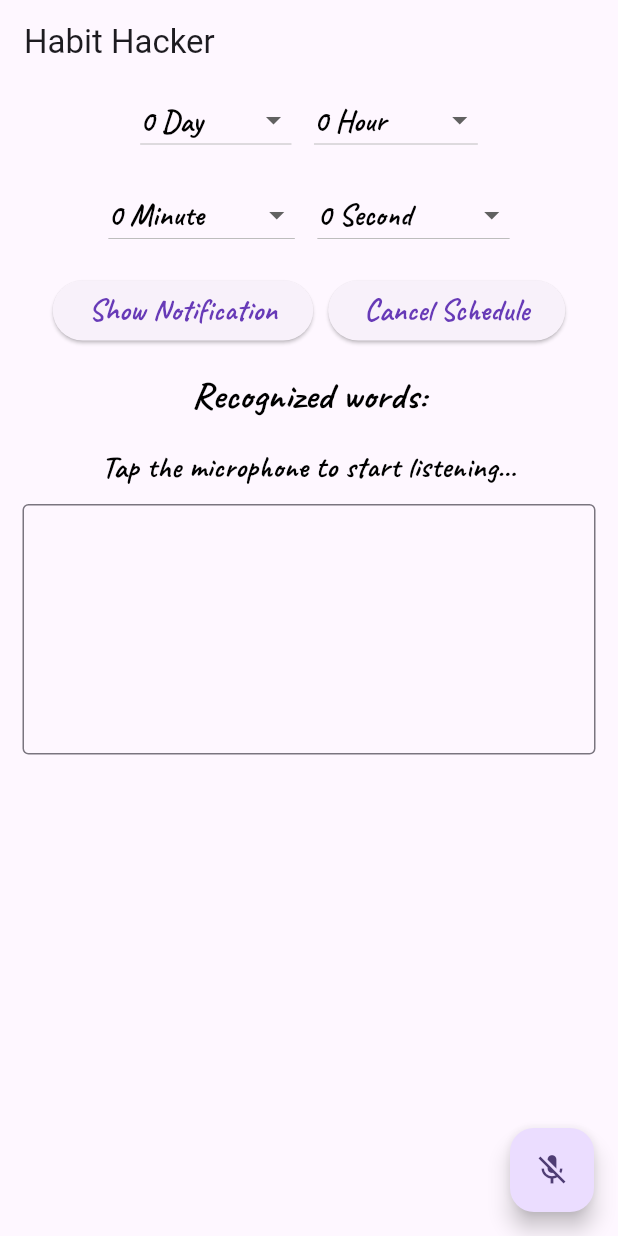
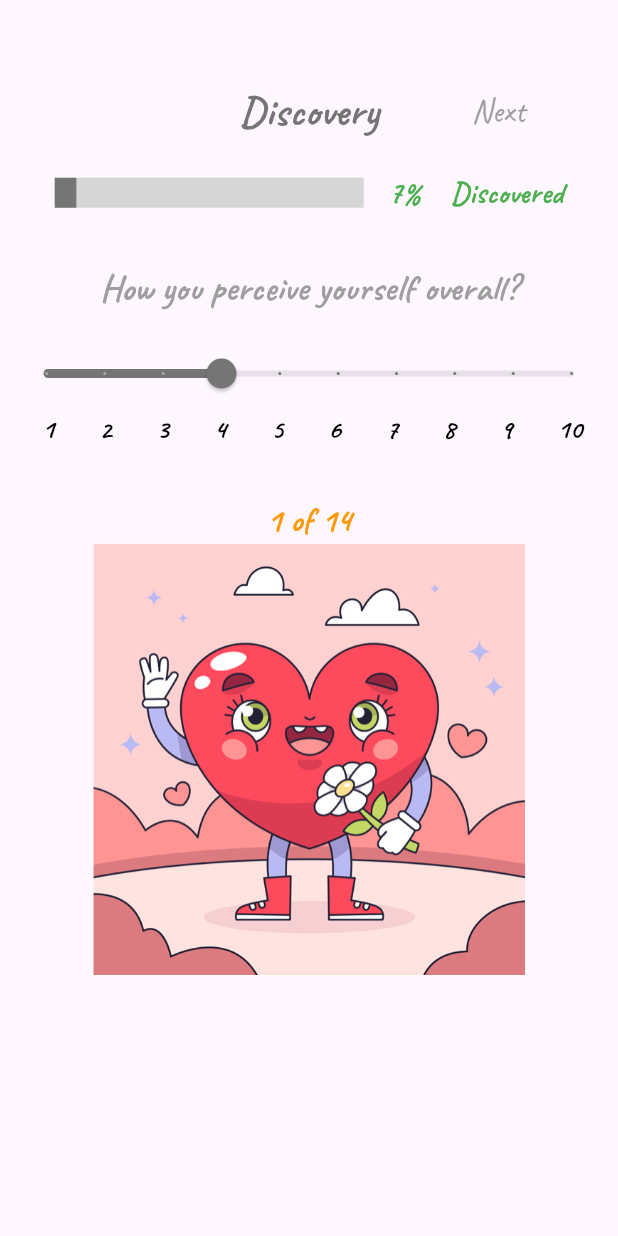
Before and after one commit to Arkar-Achiversprofile/habit_hacker_testing_project, a Flutter app: the screen it shows after launch, on a phone screen of 412 x 824 dp. Run offline on Flutter 3.47's test engine with Material 3 defaults, Android fonts, the phone set to English and light mode, and no system bars; our stand-ins replace flutter_local_notifications, google_fonts, speech_to_text, sqflite, timezone; accounts and stored records are empty.

Commit message:
database created and discovery page 1

```diff
--- /dev/null
+++ b/lib/components/color.dart
@@ -0,0 +1,8 @@
+import 'package:flutter/material.dart';
+
+class MyColor {
+  Color? colorGrey = Colors.grey[600];
+  Color? colorGrey1 = Colors.grey;
+  Color? colorOrange = Colors.orange;
+  Color? colorGreen = Colors.green;
+}
--- a/lib/components/custom_text.dart
+++ b/lib/components/custom_text.dart
@@ -4,7 +4,7 @@ import 'package:google_fonts/google_fonts.dart';
 class CustomText extends StatelessWidget {
   final String text;
   final double fontSize;
-  final Color color;
+  final Color? color;
   final FontWeight fontWeight;
   final TextAlign textAlign;
 
--- /dev/null
+++ b/lib/discovery_page.dart
@@ -0,0 +1,146 @@
+import 'package:flutter/material.dart';
+import 'package:habit_hacker_testing_project/components/color.dart';
+import 'package:habit_hacker_testing_project/components/custom_text.dart';
+
+class DiscoveryPage extends StatefulWidget {
+  const DiscoveryPage({super.key});
+
+  @override
+  State<DiscoveryPage> createState() => _MyDiscoveryPageState();
+}
+
+class _MyDiscoveryPageState extends State<DiscoveryPage> {
+  double _sliderValue = 4;
+  List<int> numbers = [1, 2, 3, 4, 5, 6, 7, 8, 9, 10];
+
+  @override
+  Widget build(BuildContext context) {
+    double screenWidth = MediaQuery.of(context).size.width;
+    double progressBarWidth = screenWidth * 0.5;
+    double imageWidth = screenWidth * 0.7;
+    double imageHeight = screenWidth * 0.7;
+    return Scaffold(
+      body: Center(
+        child: Column(
+          // mainAxisAlignment: MainAxisAlignment.center,
+          children: <Widget>[
+            const SizedBox(height: 50),
+            Row(
+              mainAxisAlignment: MainAxisAlignment.spaceEvenly,
+              children: [
+                TextButton(
+                    onPressed: null,
+                    child: CustomText(
+                      text: "",
+                      color: MyColor().colorGrey1,
+                    )),
+                CustomText(
+                  text: 'Discovery',
+                  fontSize: 28,
+                  fontWeight: FontWeight.bold,
+                  color: MyColor().colorGrey,
+                ),
+                TextButton(
+                    onPressed: null,
+                    child: CustomText(
+                      text: "Next",
+                      color: MyColor().colorGrey1,
+                      fontSize: 22,
+                    ))
+              ],
+            ),
+            const SizedBox(height: 16),
+
+            // Progress Bar
+            Container(
+              margin: const EdgeInsets.fromLTRB(20, 0, 20, 0),
+              child: Row(
+                mainAxisAlignment: MainAxisAlignment.spaceEvenly,
+                children: [
+                  Container(
+                    width: progressBarWidth,
+                    child: LinearProgressIndicator(
+                      value: 0.07,
+                      backgroundColor: Colors.grey[350], // Customize
+                      minHeight: 20,
+                      valueColor:
+                          AlwaysStoppedAnimation<Color>(MyColor().colorGrey!),
+                    ),
+                  ),
+                  Row(
+                    mainAxisAlignment: MainAxisAlignment.spaceAround,
+                    children: [
+                      CustomText(
+                        text: '7%',
+                        color: MyColor().colorGreen,
+                        fontWeight: FontWeight.bold,
+                      ),
+                      const SizedBox(width: 20),
+                      CustomText(
+                        text: 'Discovered',
+                        color: MyColor().colorGreen,
+                        fontWeight: FontWeight.bold,
+                      ),
+                    ],
+                  ),
+                ],
+              ),
+            ),
+
+            const SizedBox(height: 32),
+            CustomText(
+              text: 'How you perceive yourself overall?',
+              fontSize: 24,
+              fontWeight: FontWeight.w700,
+              color: MyColor().colorGrey1,
+            ),
+            const SizedBox(height: 16),
+            Container(
+              padding: const EdgeInsets.fromLTRB(5, 0, 5, 0),
+              child: Column(
+                children: [
+                  Slider(
+                    value: _sliderValue,
+                    min: 1,
+                    max: 10,
+                    divisions: 9,
+                    thumbColor: MyColor().colorGrey,
+                    activeColor: MyColor().colorGrey,
+                    label: _sliderValue.round().toString(),
+                    onChanged: (double newValue) {
+                      setState(() {
+                        _sliderValue = newValue;
+                      });
+                    },
+                  ),
+                  Container(
+                    padding: const EdgeInsets.fromLTRB(8, 0, 4, 0),
+                    child: Row(
+                      mainAxisAlignment: MainAxisAlignment.spaceAround,
+                      children: numbers.map((number) {
+                        return CustomText(
+                          text: number.toString(),
+                          fontSize: 18,
+                          fontWeight: FontWeight.bold,
+                        );
+                      }).toList(),
+                    ),
+                  )
+                ],
+              ),
+            ),
+            // Slider
+            const SizedBox(height: 32),
+            CustomText(
+              text: "1 of 14",
+              color: MyColor().colorOrange,
+              fontSize: 22,
+              fontWeight: FontWeight.bold,
+            ),
+            Image.asset('assets/discovery1.png', width: imageWidth, height: imageHeight,)
+          ],
+        ),
+      ),
+    );
+  }
+}
--- a/lib/main.dart
+++ b/lib/main.dart
@@ -1,19 +1,19 @@
 import 'dart:async';
-import 'dart:developer';
 import 'dart:math';
 
 import 'package:flutter/material.dart';
 import 'package:google_fonts/google_fonts.dart';
 import 'package:habit_hacker_testing_project/components/custom_text.dart';
+import 'package:habit_hacker_testing_project/controller/open_database.dart';
+import 'package:habit_hacker_testing_project/discovery_page.dart';
 import 'package:habit_hacker_testing_project/notifications/notification_service.dart';
-import 'package:speech_to_text/speech_recognition_error.dart';
 import 'package:speech_to_text/speech_recognition_result.dart';
 import 'package:speech_to_text/speech_to_text.dart';
-import 'package:permission_handler/permission_handler.dart';
 import 'package:timezone/data/latest.dart' as tz;
 
 void main() async {
   WidgetsFlutterBinding.ensureInitialized();
+  await OpenDatabase.instance.database;
   await NotificationService.init();
   tz.initializeTimeZones();
   runApp(const MyApp());
@@ -26,7 +26,7 @@ class MyApp extends StatelessWidget {
   @override
   Widget build(BuildContext context) {
     return MaterialApp(
-      title: 'Flutter Demo',
+      title: 'Habit Hacker',
       theme: ThemeData(
         // This is the theme of your application.
         //
@@ -46,7 +46,8 @@ class MyApp extends StatelessWidget {
         colorScheme: ColorScheme.fromSeed(seedColor: Colors.deepPurple),
         useMaterial3: true,
       ),
-      home: const MyHomePage(title: 'Flutter Demo Home Page'),
+      // home: const MyHomePage(title: 'Habit Hacker'),
+      home: const DiscoveryPage(),
     );
   }
 }
@@ -206,13 +207,32 @@ class _MyHomePageState extends State<MyHomePage> {
     });
   }
 
-  // String recognizedWordsToShow(lastWords) {
-  //   var displayWords = _words;
-  //   displayWords = displayWords + lastWords;
-  //   setState(() {
-  //     _words = displayWords;
-  //   });
-  //   return displayWords;
+  // void onClickStudentInsert() async {
+  //   List<Student> student = [
+  //     const Student(studentName: "Aerie", studentAge: 24, classRoomID: 3),
+  //     const Student(studentName: "Angela", studentAge: 25, classRoomID: 1),
+  //     const Student(studentName: "John", studentAge: 26, classRoomID: 1),
+  //     const Student(studentName: "David", studentAge: 24, classRoomID: 2),
+  //     const Student(studentName: "Lily", studentAge: 23, classRoomID: 3),
+  //   ];
+  //   await StudentController.studentInsert(student);
+  // }
+
+  // void onClickStudentRetrieve() async {
+  //   print(await StudentController.studentDataByClassRoomId());
+  // }
+
+  // void onClickClassRoomInsert() async {
+  //   List<ClassRoom> classRooms = [
+  //     const ClassRoom(classRoomName: "Javascript"),
+  //     const ClassRoom(classRoomName: "Python"),
+  //     const ClassRoom(classRoomName: "C#")
+  //   ];
+  //   await ClassRoomController.classRoomInsert(classRooms);
+  // }
+
+  // void onClickClassRoomRetrieve() async {
+  //   print(await ClassRoomController.classRoomRetrieveAll());
   // }
 
   @override
@@ -315,8 +335,8 @@ class _MyHomePageState extends State<MyHomePage> {
               ],
             ),
             const SizedBox(height: 16),
-            Row(
-              mainAxisAlignment: MainAxisAlignment.center,
+            Column(
+              // mainAxisAlignment: MainAxisAlignment.center,
               children: [
                 ElevatedButton(
                   onPressed: () {
@@ -406,6 +426,46 @@ class _MyHomePageState extends State<MyHomePage> {
                 ],
               )),
             )),
+            // Row(
+            //   children: [
+            //     ElevatedButton(
+            //       onPressed: onClickStudentInsert,
+            //       child: const CustomText(
+            //         text: 'Create Student',
+            //         color: Colors.blue,
+            //         fontWeight: FontWeight.bold,
+            //       ),
+            //     ),
+            //     ElevatedButton(
+            //       onPressed: onClickStudentRetrieve,
+            //       child: const CustomText(
+            //         text: 'Retrieve Student',
+            //         color: Colors.green,
+            //         fontWeight: FontWeight.bold,
+            //       ),
+            //     )
+            //   ],
+            // ),
+            // Row(
+            //   children: [
+            //     ElevatedButton(
+            //       onPressed: onClickClassRoomInsert,
+            //       child: const CustomText(
+            //         text: 'Create Class',
+            //         color: Colors.blue,
+            //         fontWeight: FontWeight.bold,
+            //       ),
+            //     ),
+            //     ElevatedButton(
+            //       onPressed: onClickClassRoomRetrieve,
+            //       child: const CustomText(
+            //         text: 'Retrieve Class',
+            //         color: Colors.green,
+            //         fontWeight: FontWeight.bold,
+            //       ),
+            //     )
+            //   ],
+            // )
           ],
         ),
       ),
--- a/pubspec.yaml
+++ b/pubspec.yaml
@@ -69,6 +69,8 @@ flutter:
   # assets:
   #   - images/a_dot_burr.jpeg
   #   - images/a_dot_ham.jpeg
+  assets:
+    - assets/discovery1.png
 
   # An image asset can refer to one or more resolution-specific "variants", see
   # https://flutter.dev/to/resolution-aware-images
```
Also changed, not shown: lib/components/discovery/discovery_scalable.dart (added, +17 -0 lines), lib/controller/open_database.dart (added, +122 -0 lines), lib/controller/questions_controller.dart (added, +31 -0 lines), lib/controller/user_responses_controller.dart (added, +31 -0 lines), lib/controller/users_controller.dart (added, +31 -0 lines), lib/model/questions.dart (added, +33 -0 lines), lib/model/user_responses.dart (added, +30 -0 lines), lib/model/users.dart (added, +36 -0 lines), assets/discovery1.png (added), 2 other files.
